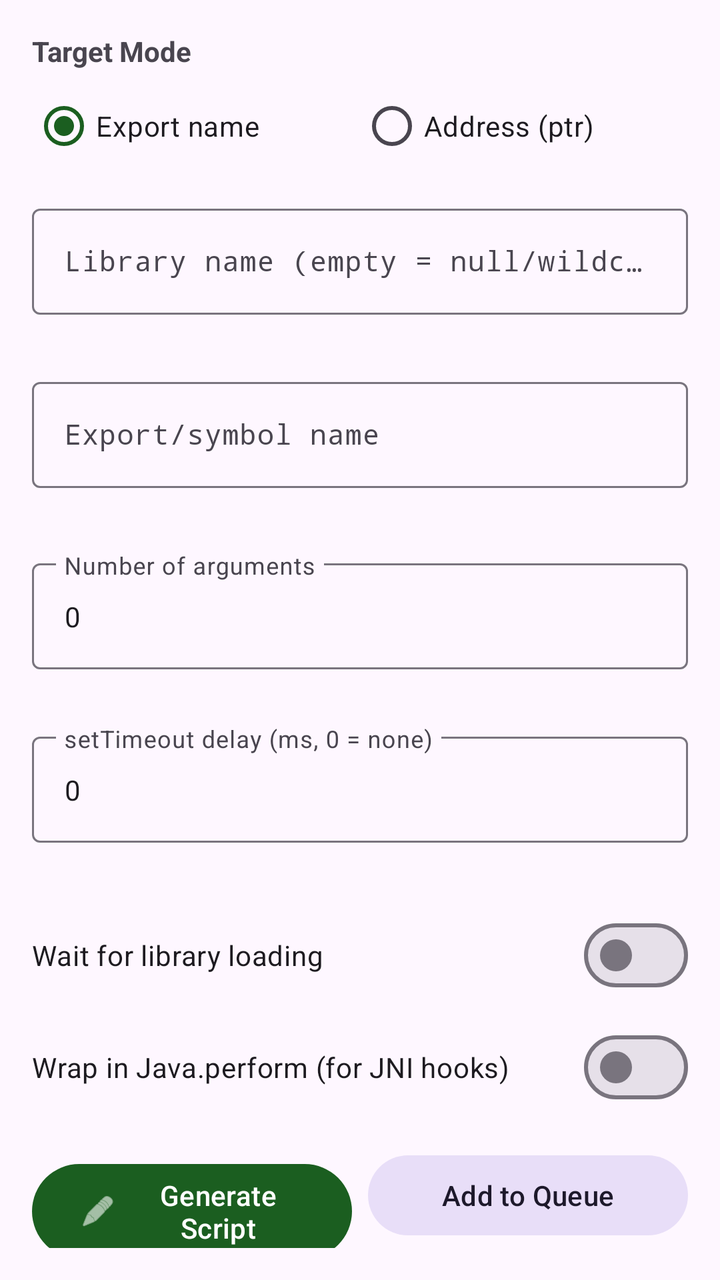
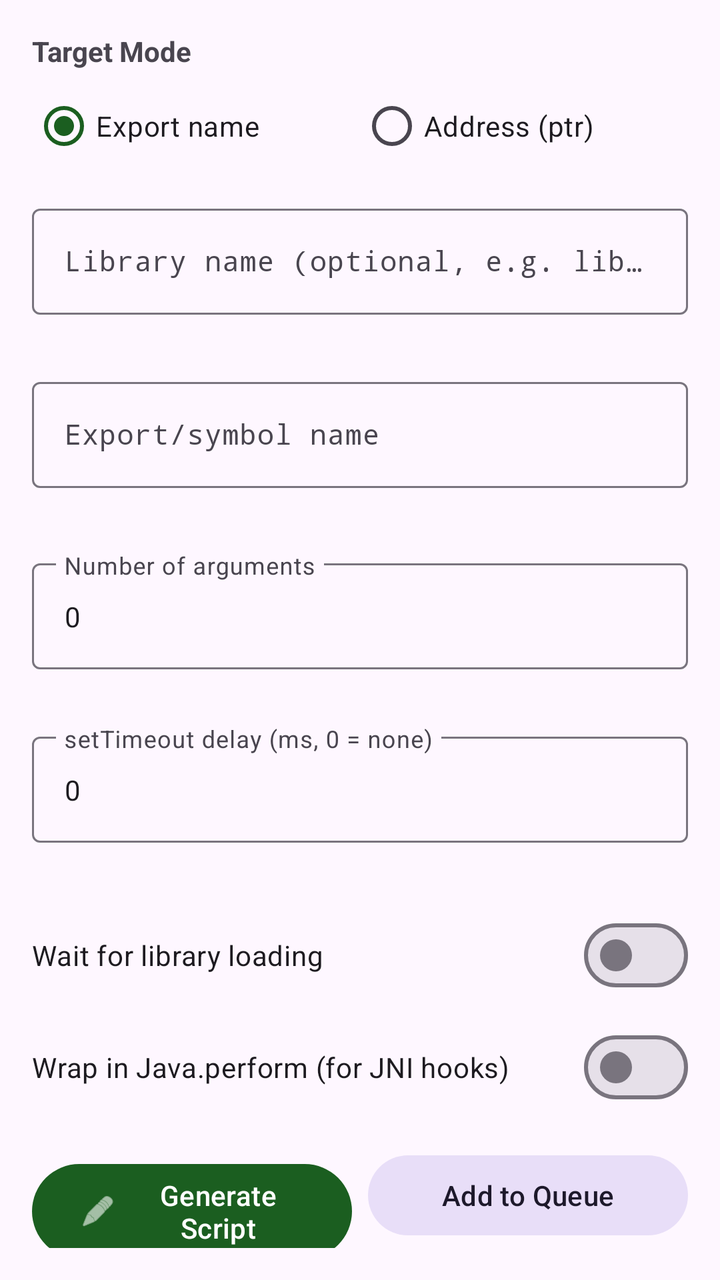

Before-and-after screenshots of an Android layout around one commit, followed by the original layout XML and the change that was made.
<!-- AndroidManifest.xml: application theme AppTheme -->
<!-- res/layout/fragment_native_hook.xml -->
<?xml version="1.0" encoding="utf-8"?>
<ScrollView xmlns:android="http://schemas.android.com/apk/res/android"
    xmlns:app="http://schemas.android.com/apk/res-auto"
    android:layout_width="match_parent"
    android:layout_height="match_parent"
    android:padding="16dp">

    <LinearLayout
        android:layout_width="match_parent"
        android:layout_height="wrap_content"
        android:orientation="vertical">

        
        <TextView
            android:layout_width="wrap_content"
            android:layout_height="wrap_content"
            android:text="@string/label_target_mode"
            android:textStyle="bold"
            android:textSize="14sp" />

        <RadioGroup
            android:id="@+id/radio_target_mode"
            android:layout_width="match_parent"
            android:layout_height="wrap_content"
            android:orientation="horizontal"
            android:layout_marginTop="4dp">

            <com.google.android.material.radiobutton.MaterialRadioButton
                android:id="@+id/radio_export"
                android:layout_width="0dp"
                android:layout_height="wrap_content"
                android:layout_weight="1"
                android:text="@string/radio_export"
                android:checked="true" />

            <com.google.android.material.radiobutton.MaterialRadioButton
                android:id="@+id/radio_address"
                android:layout_width="0dp"
                android:layout_height="wrap_content"
                android:layout_weight="1"
                android:text="@string/radio_address" />

        </RadioGroup>

        
        <LinearLayout
            android:id="@+id/layout_export_fields"
            android:layout_width="match_parent"
            android:layout_height="wrap_content"
            android:orientation="vertical"
            android:layout_marginTop="12dp">

            <com.google.android.material.textfield.TextInputLayout
                android:id="@+id/layout_lib_name"
                android:layout_width="match_parent"
                android:layout_height="wrap_content"
                android:hint="@string/hint_lib_name"
                app:errorEnabled="true"
                style="@style/Widget.Material3.TextInputLayout.OutlinedBox">

                <com.google.android.material.textfield.TextInputEditText
                    android:id="@+id/edit_lib_name"
                    android:layout_width="match_parent"
                    android:layout_height="wrap_content"
                    android:inputType="text"
                    android:maxLength="256"
                    android:fontFamily="monospace"
                    android:textSize="14sp" />

            </com.google.android.material.textfield.TextInputLayout>

            <com.google.android.material.textfield.TextInputLayout
                android:id="@+id/layout_export_name"
                android:layout_width="match_parent"
                android:layout_height="wrap_content"
                android:layout_marginTop="8dp"
                android:hint="@string/hint_export_name"
                app:errorEnabled="true"
                style="@style/Widget.Material3.TextInputLayout.OutlinedBox">

                <com.google.android.material.textfield.TextInputEditText
                    android:id="@+id/edit_export_name"
                    android:layout_width="match_parent"
                    android:layout_height="wrap_content"
                    android:inputType="text"
                    android:maxLength="512"
                    android:fontFamily="monospace"
                    android:textSize="14sp" />

            </com.google.android.material.textfield.TextInputLayout>

        </LinearLayout>

        
        <com.google.android.material.textfield.TextInputLayout
            android:id="@+id/layout_address_field"
            android:layout_width="match_parent"
            android:layout_height="wrap_content"
            android:layout_marginTop="12dp"
            android:hint="@string/hint_address"
            android:visibility="gone"
            app:errorEnabled="true"
            style="@style/Widget.Material3.TextInputLayout.OutlinedBox">

            <com.google.android.material.textfield.TextInputEditText
                android:id="@+id/edit_address"
                android:layout_width="match_parent"
                android:layout_height="wrap_content"
                android:inputType="text"
                android:maxLength="20"
                android:fontFamily="monospace"
                android:textSize="14sp" />

        </com.google.android.material.textfield.TextInputLayout>

        
        <com.google.android.material.textfield.TextInputLayout
            android:id="@+id/layout_arg_count"
            android:layout_width="match_parent"
            android:layout_height="wrap_content"
            android:layout_marginTop="12dp"
            android:hint="@string/hint_arg_count"
            app:errorEnabled="true"
            style="@style/Widget.Material3.TextInputLayout.OutlinedBox">

            <com.google.android.material.textfield.TextInputEditText
                android:id="@+id/edit_arg_count"
                android:layout_width="match_parent"
                android:layout_height="wrap_content"
                android:inputType="number"
                android:maxLength="3"
                android:text="0"
                android:textSize="14sp" />

        </com.google.android.material.textfield.TextInputLayout>

        <com.google.android.material.textfield.TextInputLayout
            android:id="@+id/layout_timeout"
            android:layout_width="match_parent"
            android:layout_height="wrap_content"
            android:layout_marginTop="8dp"
            android:hint="@string/hint_timeout_ms"
            app:errorEnabled="true"
            style="@style/Widget.Material3.TextInputLayout.OutlinedBox">

            <com.google.android.material.textfield.TextInputEditText
                android:id="@+id/edit_timeout"
                android:layout_width="match_parent"
                android:layout_height="wrap_content"
                android:inputType="number"
                android:maxLength="6"
                android:text="0"
                android:textSize="14sp" />

        </com.google.android.material.textfield.TextInputLayout>

        
        <com.google.android.material.materialswitch.MaterialSwitch
            android:id="@+id/switch_wait_for_load"
            android:layout_width="match_parent"
            android:layout_height="wrap_content"
            android:layout_marginTop="12dp"
            android:text="@string/switch_wait_for_load" />

        <com.google.android.material.materialswitch.MaterialSwitch
            android:id="@+id/switch_wrap_perform"
            android:layout_width="match_parent"
            android:layout_height="wrap_content"
            android:layout_marginTop="8dp"
            android:text="@string/switch_wrap_perform" />

        <LinearLayout
            android:layout_width="match_parent"
            android:layout_height="wrap_content"
            android:orientation="horizontal"
            android:layout_marginTop="16dp">

            <com.google.android.material.button.MaterialButton
                android:id="@+id/btn_generate"
                android:layout_width="0dp"
                android:layout_height="wrap_content"
                android:layout_weight="1"
                android:text="@string/btn_generate"
                android:layout_marginEnd="4dp"
                app:icon="@android:drawable/ic_menu_edit" />

            <com.google.android.material.button.MaterialButton
                android:id="@+id/btn_add_to_queue"
                android:layout_width="0dp"
                android:layout_height="wrap_content"
                android:layout_weight="1"
                android:text="@string/btn_add_to_queue"
                android:layout_marginStart="4dp"
                style="@style/Widget.Material3.Button.TonalButton" />

        </LinearLayout>

        
        <TextView
            android:id="@+id/label_queue"
            android:layout_width="wrap_content"
            android:layout_height="wrap_content"
            android:layout_marginTop="16dp"
            android:textStyle="bold"
            android:textSize="14sp"
            android:visibility="gone" />

        <androidx.recyclerview.widget.RecyclerView
            android:id="@+id/recycler_queue"
            android:layout_width="match_parent"
            android:layout_height="wrap_content"
            android:nestedScrollingEnabled="false"
            android:visibility="gone" />

        <LinearLayout
            android:id="@+id/layout_queue_actions"
            android:layout_width="match_parent"
            android:layout_height="wrap_content"
            android:orientation="horizontal"
            android:layout_marginTop="8dp"
            android:visibility="gone">

            <com.google.android.material.button.MaterialButton
                android:id="@+id/btn_compose"
                android:layout_width="0dp"
                android:layout_height="wrap_content"
                android:layout_weight="1"
                android:text="@string/btn_compose_script"
                android:layout_marginEnd="4dp" />

            <com.google.android.material.button.MaterialButton
                android:id="@+id/btn_clear_queue"
                android:layout_width="0dp"
                android:layout_height="wrap_content"
                android:layout_weight="1"
                android:text="@string/btn_clear_queue"
                android:layout_marginStart="4dp"
                style="@style/Widget.Material3.Button.OutlinedButton" />

        </LinearLayout>

        <TextView
            android:id="@+id/label_output"
            android:layout_width="wrap_content"
            android:layout_height="wrap_content"
            android:layout_marginTop="20dp"
            android:text="@string/label_output"
            android:textStyle="bold"
            android:textSize="14sp"
            android:visibility="gone" />

        <HorizontalScrollView
            android:layout_width="match_parent"
            android:layout_height="wrap_content"
            android:layout_marginTop="8dp">

            <TextView
                android:id="@+id/text_output"
                android:layout_width="wrap_content"
                android:layout_height="wrap_content"
                android:padding="16dp"
                android:background="@color/code_bg"
                android:textColor="@color/code_text"
                android:fontFamily="monospace"
                android:textSize="12sp"
                android:textIsSelectable="true"
                android:visibility="gone" />

        </HorizontalScrollView>

        <com.google.android.material.button.MaterialButton
            android:id="@+id/btn_copy"
            android:layout_width="match_parent"
            android:layout_height="wrap_content"
            android:layout_marginTop="12dp"
            android:text="@string/btn_copy"
            android:visibility="gone"
            style="@style/Widget.Material3.Button.TonalButton" />

        <com.google.android.material.button.MaterialButton
            android:id="@+id/btn_export"
            android:layout_width="match_parent"
            android:layout_height="wrap_content"
            android:layout_marginTop="8dp"
            android:text="@string/btn_export"
            android:visibility="gone"
            style="@style/Widget.Material3.Button.OutlinedButton" />

    </LinearLayout>
</ScrollView>
<!-- resources referenced by this layout -->
<resources>
  <color name="code_bg">#263238</color>
  <color name="code_text">#A5D6A7</color>
  <string name="btn_add_to_queue">Add to Queue</string>
  <string name="btn_clear_queue">Clear Queue</string>
  <string name="btn_compose_script">Compose Script</string>
  <string name="btn_copy">Copy to Clipboard</string>
  <string name="btn_export">Export to File</string>
  <string name="btn_generate">Generate Script</string>
  <string name="hint_address">Address (e.g. 0xDEAD)</string>
  <string name="hint_arg_count">Number of arguments</string>
  <string name="hint_export_name">Export/symbol name</string>
  <string name="hint_lib_name">Library name (empty = null/wildcard)</string>
  <string name="hint_timeout_ms">setTimeout delay (ms, 0 = none)</string>
  <string name="label_output">Generated Script</string>
  <string name="label_target_mode">Target Mode</string>
  <string name="radio_address">Address (ptr)</string>
  <string name="radio_export">Export name</string>
  <string name="switch_wait_for_load">Wait for library loading</string>
  <string name="switch_wrap_perform">Wrap in Java.perform (for JNI hooks)</string>
  <style name="AppTheme" parent="Theme.Material3.DayNight.NoActionBar">
          <item name="colorPrimary">@color/primary</item>
          <item name="colorPrimaryContainer">@color/primary_dark</item>
          <item name="colorOnPrimary">@android:color/white</item>
          <item name="colorSecondary">@color/accent</item>
          <item name="android:statusBarColor">@color/primary_dark</item>
      </style>
  <color name="primary">#1B5E20</color>
  <color name="primary_dark">#003300</color>
  <color name="accent">#4CAF50</color>
</resources>

<!-- the commit's change to res/layout/fragment_native_hook.xml (unified diff, before → after) -->
@@ -43,60 +43,53 @@
         </RadioGroup>
 
         
-        <LinearLayout
-            android:id="@+id/layout_export_fields"
-            android:layout_width="match_parent"
-            android:layout_height="wrap_content"
-            android:orientation="vertical"
-            android:layout_marginTop="12dp">
-
-            <com.google.android.material.textfield.TextInputLayout
-                android:id="@+id/layout_lib_name"
-                android:layout_width="match_parent"
-                android:layout_height="wrap_content"
-                android:hint="@string/hint_lib_name"
-                app:errorEnabled="true"
-                style="@style/Widget.Material3.TextInputLayout.OutlinedBox">
-
-                <com.google.android.material.textfield.TextInputEditText
-                    android:id="@+id/edit_lib_name"
-                    android:layout_width="match_parent"
-                    android:layout_height="wrap_content"
-                    android:inputType="text"
-                    android:maxLength="256"
-                    android:fontFamily="monospace"
-                    android:textSize="14sp" />
-
-            </com.google.android.material.textfield.TextInputLayout>
-
-            <com.google.android.material.textfield.TextInputLayout
-                android:id="@+id/layout_export_name"
-                android:layout_width="match_parent"
-                android:layout_height="wrap_content"
-                android:layout_marginTop="8dp"
-                android:hint="@string/hint_export_name"
-                app:errorEnabled="true"
-                style="@style/Widget.Material3.TextInputLayout.OutlinedBox">
-
-                <com.google.android.material.textfield.TextInputEditText
-                    android:id="@+id/edit_export_name"
-                    android:layout_width="match_parent"
-                    android:layout_height="wrap_content"
-                    android:inputType="text"
-                    android:maxLength="512"
-                    android:fontFamily="monospace"
-                    android:textSize="14sp" />
-
-            </com.google.android.material.textfield.TextInputLayout>
-
-        </LinearLayout>
+        <com.google.android.material.textfield.TextInputLayout
+            android:id="@+id/layout_lib_name"
+            android:layout_width="match_parent"
+            android:layout_height="wrap_content"
+            android:layout_marginTop="12dp"
+            android:hint="@string/hint_lib_name"
+            app:errorEnabled="true"
+            style="@style/Widget.Material3.TextInputLayout.OutlinedBox">
+
+            <com.google.android.material.textfield.TextInputEditText
+                android:id="@+id/edit_lib_name"
+                android:layout_width="match_parent"
+                android:layout_height="wrap_content"
+                android:inputType="text"
+                android:maxLength="256"
+                android:fontFamily="monospace"
+                android:textSize="14sp" />
+
+        </com.google.android.material.textfield.TextInputLayout>
+
+        
+        <com.google.android.material.textfield.TextInputLayout
+            android:id="@+id/layout_export_name"
+            android:layout_width="match_parent"
+            android:layout_height="wrap_content"
+            android:layout_marginTop="8dp"
+            android:hint="@string/hint_export_name"
+            app:errorEnabled="true"
+            style="@style/Widget.Material3.TextInputLayout.OutlinedBox">
+
+            <com.google.android.material.textfield.TextInputEditText
+                android:id="@+id/edit_export_name"
+                android:layout_width="match_parent"
+                android:layout_height="wrap_content"
+                android:inputType="text"
+                android:maxLength="512"
+                android:fontFamily="monospace"
+                android:textSize="14sp" />
+
+        </com.google.android.material.textfield.TextInputLayout>
 
         
         <com.google.android.material.textfield.TextInputLayout
             android:id="@+id/layout_address_field"
             android:layout_width="match_parent"
             android:layout_height="wrap_content"
-            android:layout_marginTop="12dp"
+            android:layout_marginTop="8dp"
             android:hint="@string/hint_address"
             android:visibility="gone"
             app:errorEnabled="true"
<!-- resource entries referenced after the edit -->
@@ -11,7 +11,7 @@
   <string name="hint_address">Address (e.g. 0xDEAD)</string>
   <string name="hint_arg_count">Number of arguments</string>
   <string name="hint_export_name">Export/symbol name</string>
-  <string name="hint_lib_name">Library name (empty = null/wildcard)</string>
+  <string name="hint_lib_name">Library name (optional, e.g. libnative.so)</string>
   <string name="hint_timeout_ms">setTimeout delay (ms, 0 = none)</string>
   <string name="label_output">Generated Script</string>
   <string name="label_target_mode">Target Mode</string>
